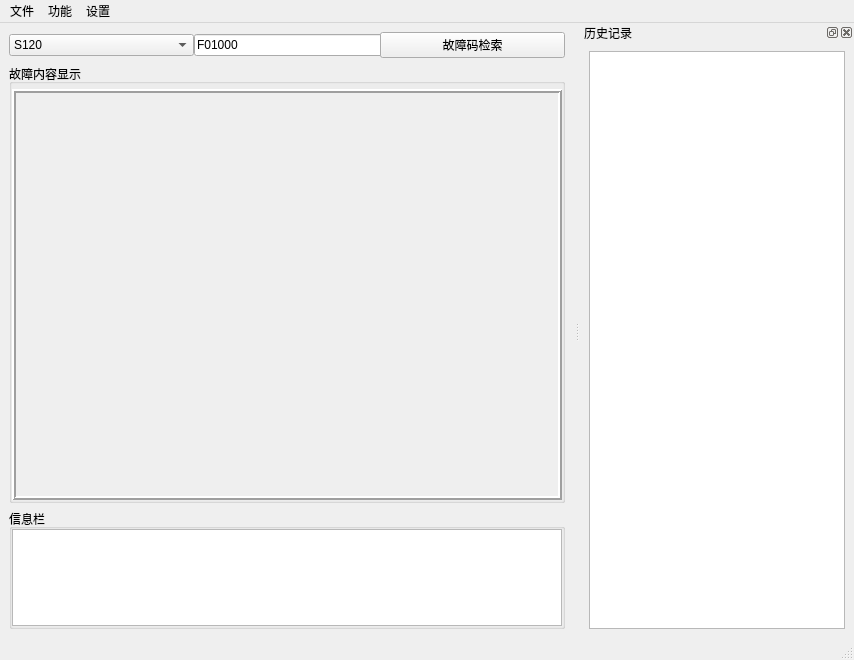
First picture: the form in Ui_PDF.ui, repository AngelButterfally/PDF, before the edit.
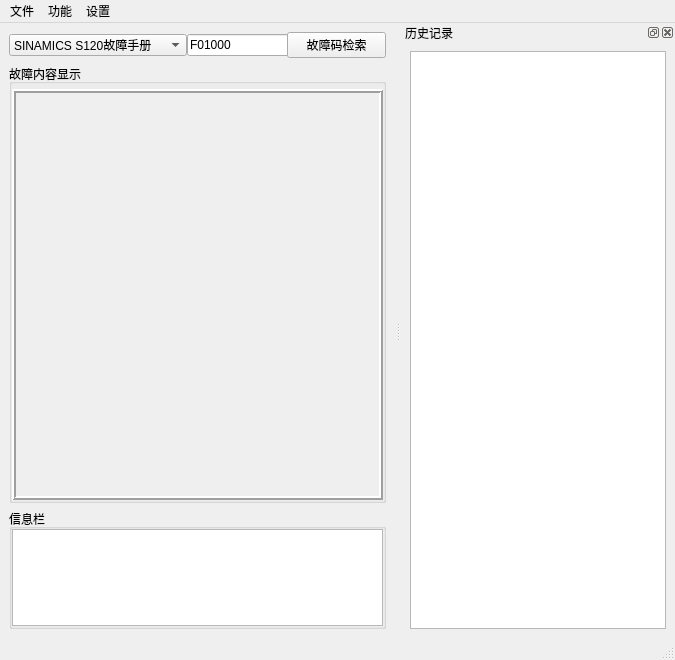
Second picture: the form after the edit. Icons and pictures are not drawn.

Commit message: 界面 V0.3

Diff of the .ui file:
```diff
--- a/Ui_PDF.ui
+++ b/Ui_PDF.ui
@@ -6,7 +6,7 @@
    <rect>
     <x>0</x>
     <y>0</y>
-    <width>854</width>
+    <width>675</width>
     <height>660</height>
    </rect>
   </property>
@@ -45,14 +45,20 @@
        </property>
        <item row="0" column="0" rowspan="2">
         <widget class="QComboBox" name="comboBox">
+         <property name="minimumSize">
+          <size>
+           <width>150</width>
+           <height>0</height>
+          </size>
+         </property>
          <item>
           <property name="text">
-           <string>S120</string>
+           <string>SINAMICS S120故障手册</string>
           </property>
          </item>
          <item>
           <property name="text">
-           <string>G120C</string>
+           <string>SINAMICS G120C故障手册</string>
           </property>
          </item>
         </widget>
@@ -61,7 +67,7 @@
         <widget class="QLineEdit" name="lineEdit">
          <property name="minimumSize">
           <size>
-           <width>0</width>
+           <width>150</width>
            <height>0</height>
           </size>
          </property>
@@ -184,7 +190,7 @@
            <rect>
             <x>0</x>
             <y>0</y>
-            <width>672</width>
+            <width>552</width>
             <height>415</height>
            </rect>
           </property>
@@ -225,7 +231,7 @@
     <rect>
      <x>0</x>
      <y>0</y>
-     <width>854</width>
+     <width>675</width>
      <height>23</height>
     </rect>
    </property>
```
The commit also changes 6 other files.
